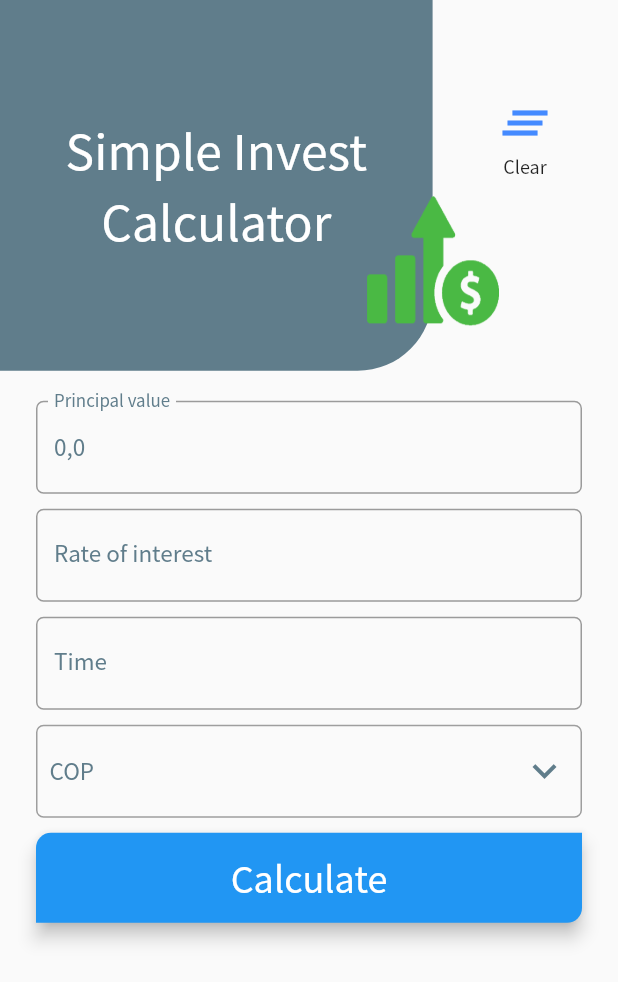
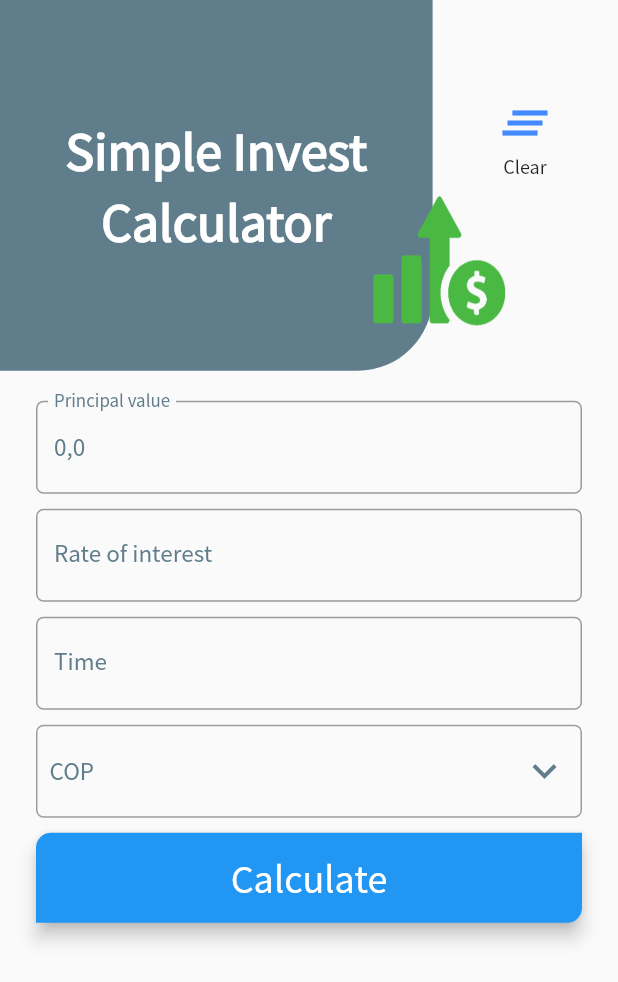
Before and after one commit to FabianVarela/calculator_invest_flutter, a Flutter app: the screen it shows after launch, after a tap on "Clear", on a phone screen of 412 x 824 dp. Shown: the top 982 px of the screen. Run offline on Flutter 3.47's test engine with Material 2 defaults, Android fonts, the phone set to English and light mode, and no system bars; our stand-ins replace flutter_masked_text.

Commit message:
Improve Calculate form UI design

```diff
--- a/lib/ui/calculate_form.ui.dart
+++ b/lib/ui/calculate_form.ui.dart
@@ -66,15 +66,15 @@ class CalculateFormState extends State<CalculateFrom> {
                 textAlign: TextAlign.center,
                 style: TextStyle(
                   fontSize: 32,
+                  fontWeight: FontWeight.w700,
                   color: Theme.of(context).backgroundColor,
-                  fontWeight: FontWeight.w500,
                 ),
               ),
             ),
           ),
           Positioned(
             top: MediaQuery.of(context).size.height * .15,
-            right: MediaQuery.of(context).size.width * .12,
+            right: MediaQuery.of(context).size.width * .11,
             child: Image(
               image: AssetImage('images/invest.png'),
               fit: BoxFit.fill,
@@ -86,7 +86,7 @@ class CalculateFormState extends State<CalculateFrom> {
             top: 50,
             right: 30,
             child: InkWell(
-              onTap: () => setState(_reset),
+              onTap: _reset,
               customBorder: CircleBorder(),
               child: Padding(
                 padding: EdgeInsets.all(12),
@@ -94,7 +94,13 @@ class CalculateFormState extends State<CalculateFrom> {
                   mainAxisAlignment: MainAxisAlignment.center,
                   children: <Widget>[
                     Icon(Icons.clear_all, size: 40),
-                    Text('Clear', style: TextStyle(fontSize: 12))
+                    Text(
+                      'Clear',
+                      style: TextStyle(
+                        fontSize: 12,
+                        fontWeight: FontWeight.w100,
+                      ),
+                    ),
                   ],
                 ),
               ),
@@ -191,9 +197,13 @@ class CalculateFormState extends State<CalculateFrom> {
         hintText: hint,
         labelStyle: TextStyle(
           fontSize: 15,
+          fontWeight: FontWeight.w300,
           color: Theme.of(context).primaryColor,
         ),
-        errorStyle: TextStyle(fontSize: 15),
+        errorStyle: TextStyle(
+          fontSize: 15,
+          fontWeight: FontWeight.w100,
+        ),
         border: OutlineInputBorder(borderRadius: BorderRadius.circular(5)),
       ),
     );
@@ -215,6 +225,7 @@ class CalculateFormState extends State<CalculateFrom> {
         textScaleFactor: 1.5,
         style: TextStyle(
           fontSize: 16,
+          fontWeight: FontWeight.w100,
           color: Theme.of(context).backgroundColor,
         ),
       ),
@@ -251,12 +262,24 @@ class CalculateFormState extends State<CalculateFrom> {
   }
 
   void _reset() {
-    _principalValueController.updateValue(0);
-    _rateValueController.text = '';
-    _timeValueController.text = '';
+    _clearTextField(_principalValueController);
+    _clearTextField(_rateValueController);
+    _clearTextField(_timeValueController);
+
     _currentItemSelected = _currencies[0];
+    _formKey.currentState.reset();
+  }
 
-    _formKey.currentState.reset();
+  void _clearTextField(TextEditingController controller) {
+    Future<void>.delayed(Duration(milliseconds: 500), () {
+      setState(() {
+        if (controller is MoneyMaskedTextController) {
+          controller.updateValue(0);
+        } else {
+          controller.clear();
+        }
+      });
+    });
   }
 
   void _showDialog(String message) {
@@ -287,7 +310,7 @@ class CalculateFormState extends State<CalculateFrom> {
                 'Success!!',
                 style: TextStyle(
                   fontSize: 20,
-                  fontWeight: FontWeight.w600,
+                  fontWeight: FontWeight.w700,
                   color: Theme.of(context).primaryColor,
                 ),
               ),
```
